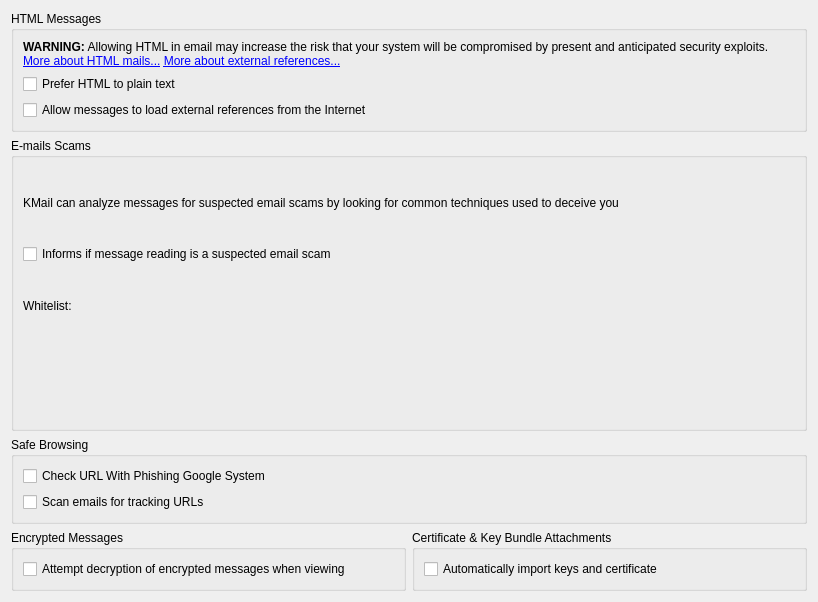
Qt form src/ui/securitypagegeneraltab.ui (KDE/kmail) before a commit.
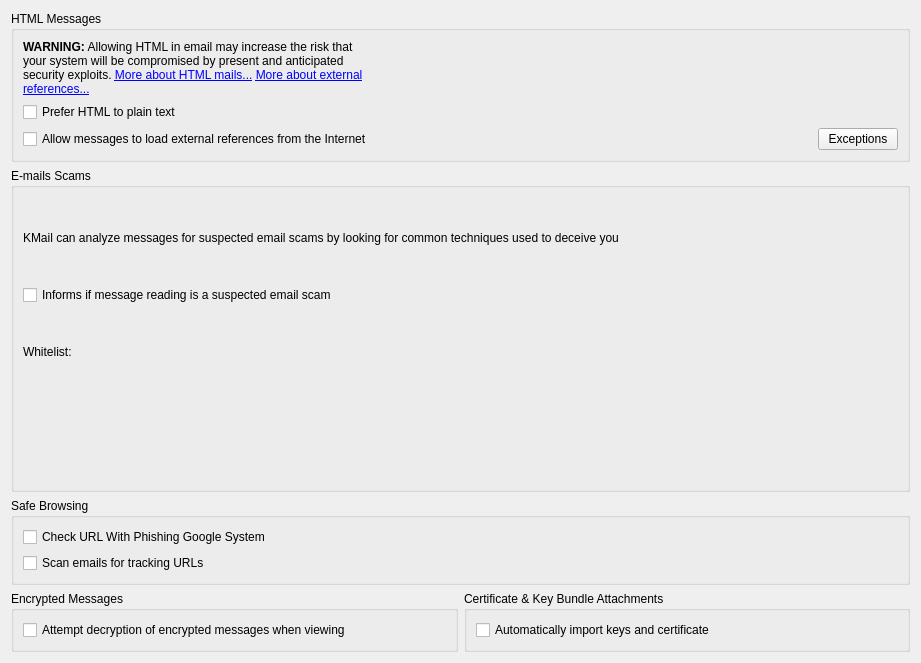
The same form after that commit. Custom widgets are drawn as their Qt base class.

Commit message: Use new api

```diff
--- a/src/ui/securitypagegeneraltab.ui
+++ b/src/ui/securitypagegeneraltab.ui
@@ -6,11 +6,11 @@
    <rect>
     <x>0</x>
     <y>0</y>
-    <width>818</width>
-    <height>602</height>
+    <width>921</width>
+    <height>663</height>
    </rect>
   </property>
-  <layout class="QGridLayout" name="gridLayout">
+  <layout class="QGridLayout" name="gridLayout_2">
    <item row="0" column="0" colspan="2">
     <widget class="QGroupBox" name="groupBox">
      <property name="sizePolicy">
@@ -22,8 +22,8 @@
      <property name="title">
       <string>HTML Messages</string>
      </property>
-     <layout class="QVBoxLayout" name="verticalLayout">
-      <item>
+     <layout class="QGridLayout" name="gridLayout">
+      <item row="0" column="0">
        <widget class="QLabel" name="labelWarnHTML">
         <property name="contextMenuPolicy">
          <enum>Qt::NoContextMenu</enum>
@@ -39,7 +39,7 @@
         </property>
        </widget>
       </item>
-      <item>
+      <item row="1" column="0">
        <widget class="QCheckBox" name="mHtmlMailCheck">
         <property name="whatsThis">
          <string>&lt;qt&gt;&lt;p&gt;Messages sometimes come in both formats. This option controls whether you want the HTML part or the plain text part to be displayed.&lt;/p&gt;&lt;p&gt;Displaying the HTML part makes the message look better, but at the same time increases the risk of security holes being exploited.&lt;/p&gt;&lt;p&gt;Displaying the plain text part loses much of the message's formatting, but makes it almost &lt;em&gt;impossible&lt;/em&gt; to exploit security holes in the HTML renderer (QtWebEngine).&lt;/p&gt;&lt;p&gt;The option below guards against one common misuse of HTML messages, but it cannot guard against security issues that were not known at the time this version of KMail was written.&lt;/p&gt;&lt;p&gt;It is therefore advisable to &lt;em&gt;not&lt;/em&gt; prefer HTML to plain text.&lt;/p&gt;&lt;p&gt;&lt;b&gt;Note:&lt;/b&gt; You can set this option on a per-folder basis from the &lt;i&gt;Folder&lt;/i&gt; menu of KMail's main window.&lt;/p&gt;&lt;/qt&gt;</string>
@@ -49,7 +49,7 @@
         </property>
        </widget>
       </item>
-      <item>
+      <item row="2" column="0">
        <widget class="QCheckBox" name="mExternalReferences">
         <property name="whatsThis">
          <string>&lt;qt&gt;&lt;p&gt;Some mail advertisements are in HTML and contain references to, for example, images that the advertisers employ to find out that you have read their message (&amp;quot;web bugs&amp;quot;).&lt;/p&gt;&lt;p&gt;There is no valid reason to load images off the Internet like this, since the sender can always attach the required images directly to the message.&lt;/p&gt;&lt;p&gt;To guard from such a misuse of the HTML displaying feature of KMail, this option is &lt;em&gt;disabled&lt;/em&gt; by default.&lt;/p&gt;&lt;p&gt;However, if you wish to, for example, view images in HTML messages that were not attached to it, you can enable this option, but you should be aware of the possible problem.&lt;/p&gt;&lt;/qt&gt;</string>
@@ -59,6 +59,26 @@
         </property>
        </widget>
       </item>
+      <item row="2" column="1">
+       <spacer name="horizontalSpacer">
+        <property name="orientation">
+         <enum>Qt::Horizontal</enum>
+        </property>
+        <property name="sizeHint" stdset="0">
+         <size>
+          <width>312</width>
+          <height>20</height>
+         </size>
+        </property>
+       </spacer>
+      </item>
+      <item row="2" column="2">
+       <widget class="QPushButton" name="mConfigureExternalReference">
+        <property name="text">
+         <string>Exceptions</string>
+        </property>
+       </widget>
+      </item>
      </layout>
     </widget>
    </item>
@@ -99,7 +119,30 @@
        </widget>
       </item>
       <item>
-       <widget class="PimCommon::SimpleStringListEditor" name="scamWhiteList"/>
+       <widget class="PimCommon::SimpleStringListEditor" name="scamWhiteList" native="true"/>
+      </item>
+     </layout>
+    </widget>
+   </item>
+   <item row="2" column="0" colspan="2">
+    <widget class="QGroupBox" name="groupBox_5">
+     <property name="title">
+      <string>Safe Browsing</string>
+     </property>
+     <layout class="QVBoxLayout" name="verticalLayout_2">
+      <item>
+       <widget class="QCheckBox" name="mCheckUrl">
+        <property name="text">
+         <string>Check URL With Phishing Google System</string>
+        </property>
+       </widget>
+      </item>
+      <item>
+       <widget class="QCheckBox" name="mCheckMailUrlTracking">
+        <property name="text">
+         <string>Scan emails for tracking URLs</string>
+        </property>
+       </widget>
       </item>
      </layout>
     </widget>
@@ -148,29 +191,6 @@
      </layout>
     </widget>
    </item>
-   <item row="2" column="0" colspan="2">
-    <widget class="QGroupBox" name="groupBox_5">
-     <property name="title">
-      <string>Safe Browsing</string>
-     </property>
-     <layout class="QVBoxLayout" name="verticalLayout_2">
-      <item>
-       <widget class="QCheckBox" name="mCheckUrl">
-        <property name="text">
-         <string>Check URL With Phishing Google System</string>
-        </property>
-       </widget>
-      </item>
-      <item>
-       <widget class="QCheckBox" name="mCheckMailUrlTracking">
-        <property name="text">
-         <string>Scan emails for tracking URLs</string>
-        </property>
-       </widget>
-      </item>
-     </layout>
-    </widget>
-   </item>
   </layout>
  </widget>
  <customwidgets>
```
The commit also changes 1 other file.
